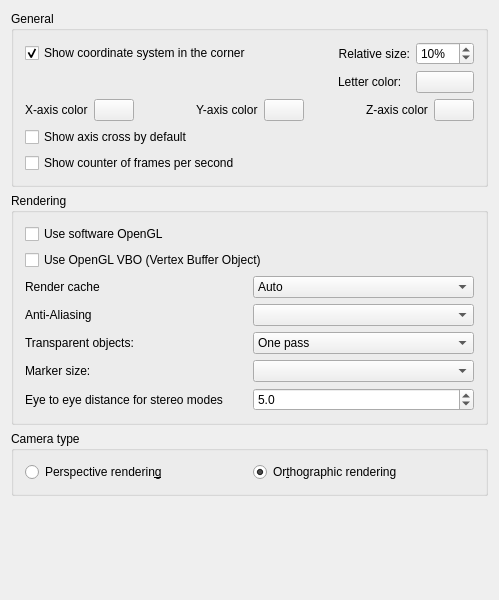
Before: the Qt Designer form src/Gui/PreferencePages/DlgSettings3DView.ui in southseact-3d/fcd, drawn with Qt 5.
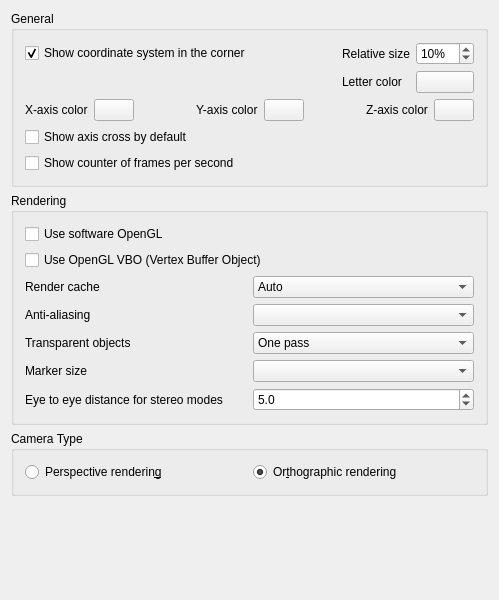
After: the same form once the commit is applied. Custom widgets are drawn as their Qt base class.

```diff
--- a/src/Gui/PreferencePages/DlgSettings3DView.ui
+++ b/src/Gui/PreferencePages/DlgSettings3DView.ui
@@ -61,7 +61,7 @@
         <item row="0" column="2">
          <widget class="QLabel" name="labelCoordSize">
           <property name="text">
-           <string>Relative size:</string>
+           <string>Relative size</string>
           </property>
           <property name="alignment">
            <set>Qt::AlignmentFlag::AlignRight|Qt::AlignmentFlag::AlignTrailing|Qt::AlignmentFlag::AlignVCenter</set>
@@ -97,7 +97,7 @@
         <item row="1" column="2">
          <widget class="QLabel" name="axisLetterColorLabel">
           <property name="text">
-           <string>Letter color:</string>
+           <string>Letter color</string>
           </property>
          </widget>
         </item>
@@ -344,14 +344,14 @@
            <string/>
           </property>
           <property name="text">
-           <string>Marker size:</string>
+           <string>Marker size</string>
           </property>
          </widget>
         </item>
         <item row="1" column="0">
          <widget class="QLabel" name="aliasingLAbel">
           <property name="text">
-           <string>Anti-Aliasing</string>
+           <string>Anti-aliasing</string>
           </property>
          </widget>
         </item>
@@ -361,7 +361,7 @@
            <string/>
           </property>
           <property name="text">
-           <string>Transparent objects:</string>
+           <string>Transparent objects</string>
           </property>
          </widget>
         </item>
@@ -502,7 +502,7 @@
    <item>
     <widget class="QGroupBox" name="groupBoxCamera">
      <property name="title">
-      <string>Camera type</string>
+      <string>Camera Type</string>
      </property>
      <layout class="QGridLayout" name="gridLayout1">
       <property name="leftMargin">
```
Left out of the diff: 13 changed lines with no effect on the pictures.
